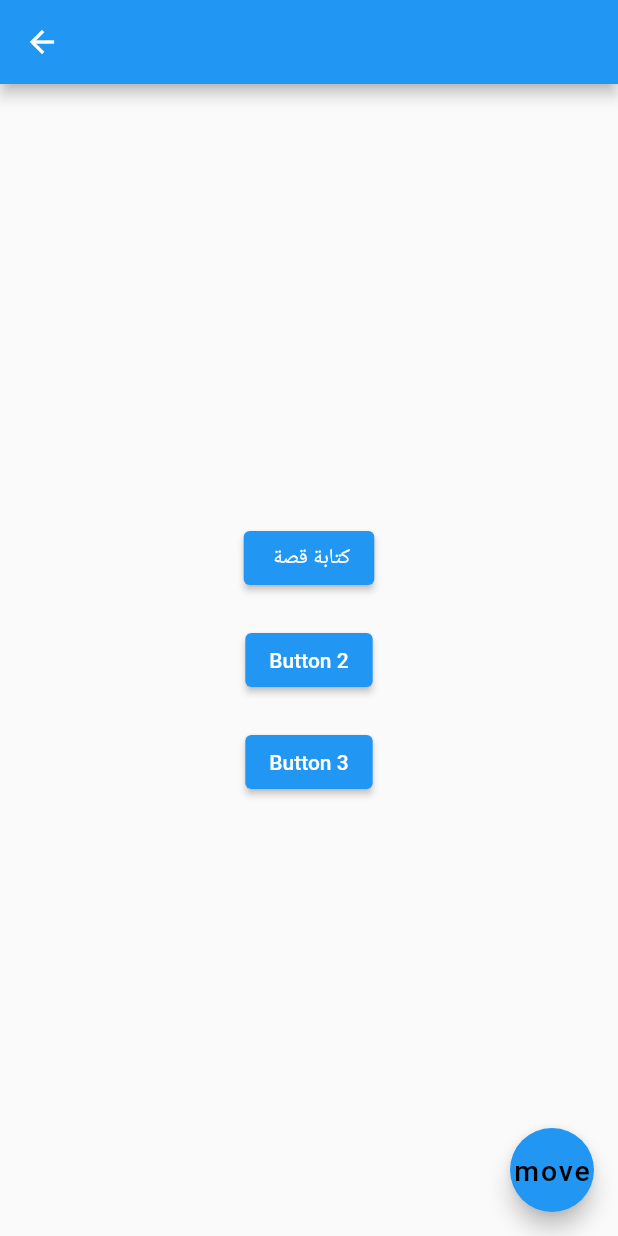
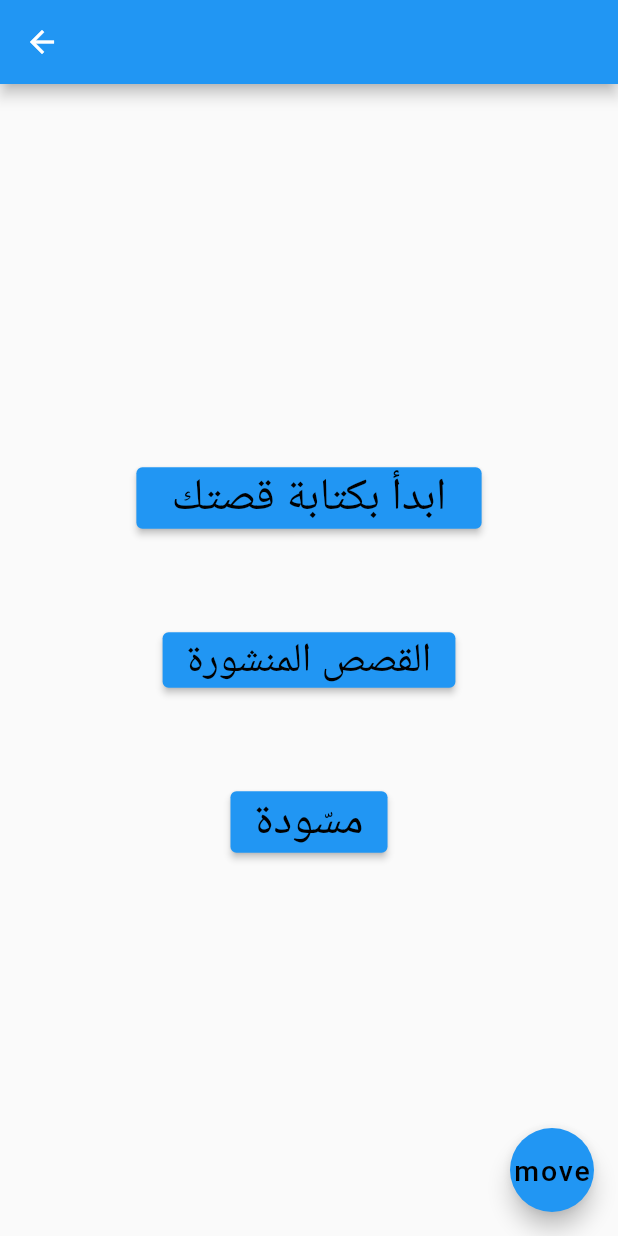
Before and after one commit to Lujain-M02/2023-GP1-6, a Flutter app: the WhitePage screen opened directly, on a phone screen of 412 x 824 dp. Run offline on Flutter 3.47's test engine with Material 2 defaults, Android fonts, the phone set to English and light mode, and no system bars; our stand-ins replace animate_do, animated_text_kit, introduction_screen, lottie.

Commit message:
naming buttons+adjusting sizes

```diff
--- a/your_story/lib/pages/welcome_page.dart
+++ b/your_story/lib/pages/welcome_page.dart
@@ -139,17 +139,37 @@ class WhitePage extends StatelessWidget {
                 MaterialPageRoute(builder: (_) => const CreateStory()),
               );
             },
-            child: const Text(' كتابة قصة'),
+            child: const Text(
+              ' ابدأ بكتابة قصتك ',
+              style: TextStyle(
+                fontSize: 30, // Adjust the font size here
+                color: Color.fromARGB(255, 0, 0, 0),
+              ),
+            ),
           ),
-          const SizedBox(height: 20),
+          const SizedBox(
+            height: 60,
+          ),
           ElevatedButton(
             onPressed: () {},
-            child: const Text('Button 2'),
+            child: const Text(
+              'القصص المنشورة',
+              style: TextStyle(
+                fontSize: 27, // Adjust the font size here
+                color: Color.fromARGB(255, 0, 0, 0),
+              ),
+            ),
           ),
-          const SizedBox(height: 20),
+          const SizedBox(height: 60),
           ElevatedButton(
             onPressed: () {},
-            child: const Text('Button 3'),
+            child: const Text(
+              'مسّودة',
+              style: TextStyle(
+                fontSize: 30, // Adjust the font size here
+                color: Color.fromARGB(255, 0, 0, 0),
+              ),
+            ),
           ),
         ],
       )),
```
